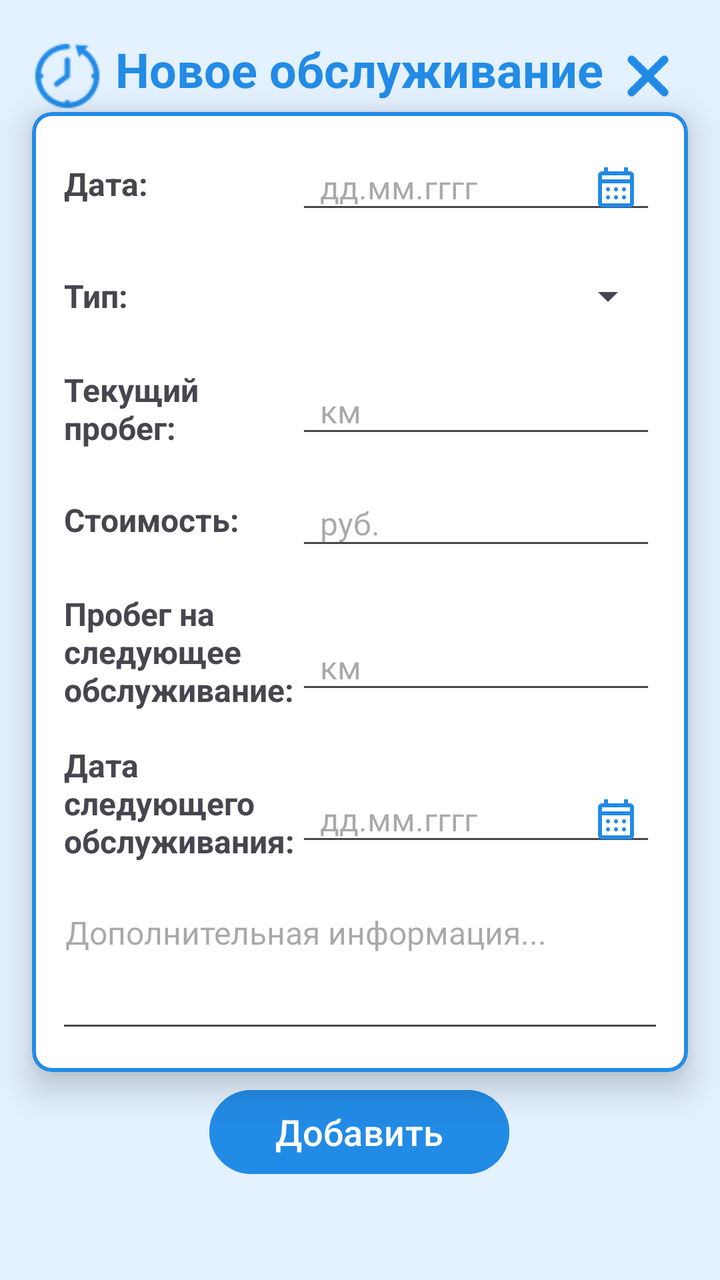
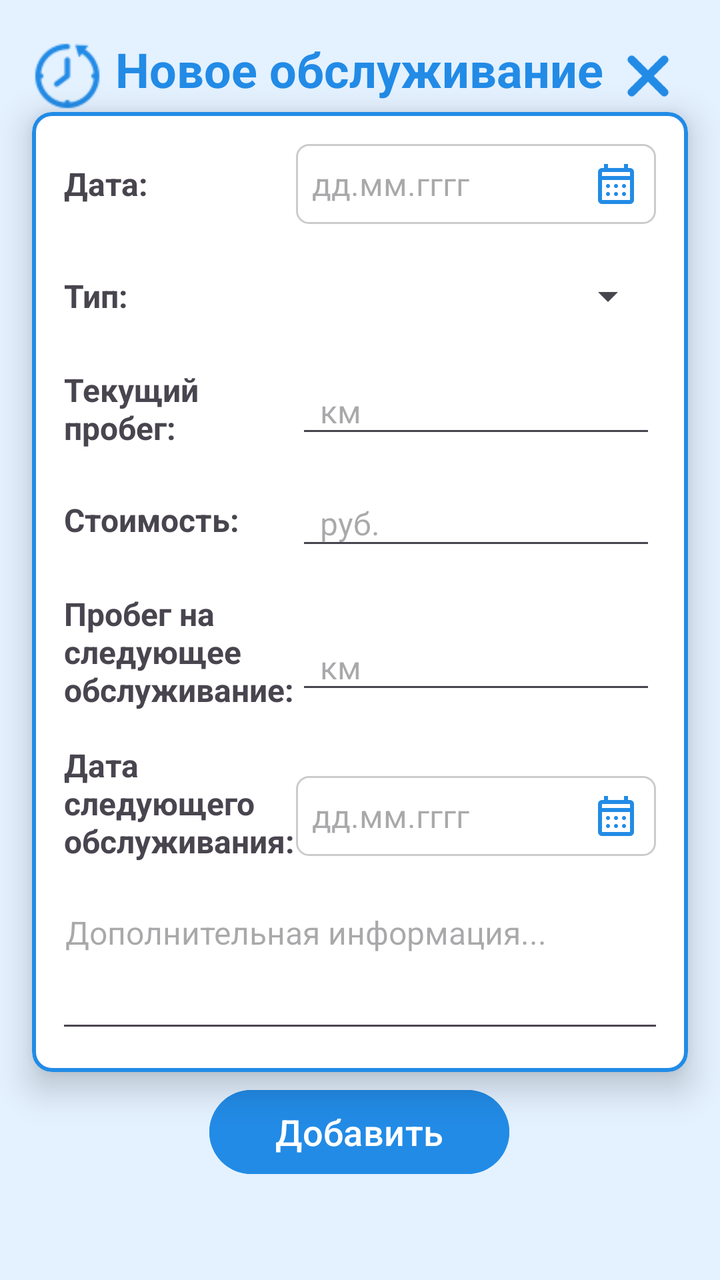

The first picture is an Android layout as it rendered before a commit; the second is the same layout after the commit. The layout source and the unified diff follow.
<!-- AndroidManifest.xml: application theme Theme.MyCar -->
<!-- res/layout/activity_main_maintenance.xml -->
<?xml version="1.0" encoding="utf-8"?>
<androidx.constraintlayout.widget.ConstraintLayout xmlns:android="http://schemas.android.com/apk/res/android"
    xmlns:app="http://schemas.android.com/apk/res-auto"
    xmlns:tools="http://schemas.android.com/tools"
    android:layout_width="match_parent"
    android:layout_height="match_parent"
    android:background="#E4F1FF"
    tools:context=".MainActivityMaintenance">

    

    <ImageView
        android:id="@+id/imageView12"
        android:layout_width="40dp"
        android:layout_height="40dp"
        app:layout_constraintBottom_toBottomOf="parent"
        app:layout_constraintEnd_toEndOf="parent"
        app:layout_constraintHorizontal_bias="0.043"
        app:layout_constraintStart_toStartOf="parent"
        app:layout_constraintTop_toTopOf="parent"
        app:layout_constraintVertical_bias="0.03"
        app:srcCompat="@drawable/history" />

    <TextView
        android:id="@+id/textView2"
        android:layout_width="wrap_content"
        android:layout_height="wrap_content"
        android:text="Новое обслуживание"
        android:textColor="#228BE6"
        android:textSize="24sp"
        android:textStyle="bold"
        app:layout_constraintBottom_toBottomOf="parent"
        app:layout_constraintEnd_toEndOf="parent"
        app:layout_constraintHorizontal_bias="0.497"
        app:layout_constraintStart_toStartOf="parent"
        app:layout_constraintTop_toTopOf="parent"
        app:layout_constraintVertical_bias="0.03" />

    <androidx.cardview.widget.CardView
        android:id="@+id/cardView"
        android:layout_width="0dp"
        android:layout_height="wrap_content"
        app:cardBackgroundColor="#228BE6"
        app:layout_constraintBottom_toBottomOf="parent"
        app:layout_constraintEnd_toEndOf="parent"
        app:layout_constraintStart_toStartOf="parent"/>

    <com.google.android.material.card.MaterialCardView
        android:id="@+id/maintenanceCardView"
        android:layout_width="0dp"
        android:layout_height="480dp"
        android:layout_marginStart="16dp"
        android:layout_marginTop="32dp"
        android:layout_marginEnd="16dp"
        android:layout_marginBottom="32dp"
        app:cardBackgroundColor="@android:color/white"
        app:cardCornerRadius="10dp"
        app:cardElevation="10dp"
        app:layout_constraintBottom_toTopOf="@+id/addMaintenanceButton"
        app:layout_constraintEnd_toEndOf="parent"
        app:layout_constraintStart_toStartOf="parent"
        app:layout_constraintTop_toBottomOf="@+id/textView2"
        app:strokeColor="#228BE6"
        app:strokeWidth="2dp">

        <androidx.constraintlayout.widget.ConstraintLayout
            android:layout_width="match_parent"
            android:layout_height="match_parent"
            android:padding="16dp">

            
            <TextView
                android:id="@+id/textViewDateLabel"
                android:layout_width="100dp"
                android:layout_height="40dp"
                android:gravity="center_vertical"
                android:text="Дата:"
                android:textSize="16sp"
                android:textStyle="bold"
                app:layout_constraintStart_toStartOf="parent"
                app:layout_constraintTop_toTopOf="parent" />

            <EditText
                android:id="@+id/dateEditText"
                android:layout_width="180dp"
                android:layout_height="40dp"
                android:clickable="true"
                android:drawableEnd="@drawable/calendar"
                android:drawablePadding="4dp"
                android:focusable="false"
                android:hint="дд.мм.гггг"
                android:paddingStart="12dp"
                android:paddingEnd="8dp"
                android:textSize="16sp"
                app:layout_constraintEnd_toEndOf="parent"
                app:layout_constraintTop_toTopOf="parent" />

            
            <TextView
                android:id="@+id/textViewServiceTypeLabel"
                android:layout_width="40dp"
                android:layout_height="40dp"
                android:layout_marginTop="16dp"
                android:gravity="center_vertical"
                android:text="Тип:"
                android:textSize="16sp"
                android:textStyle="bold"
                app:layout_constraintStart_toStartOf="parent"
                app:layout_constraintTop_toBottomOf="@+id/textViewDateLabel" />

            <Spinner
                android:id="@+id/serviceTypeSpinner"
                android:layout_width="250dp"
                android:layout_height="40dp"
                android:layout_marginTop="16dp"
                android:paddingStart="12dp"
                app:layout_constraintEnd_toEndOf="parent"
                app:layout_constraintTop_toBottomOf="@+id/dateEditText" />

            
            <TextView
                android:id="@+id/textViewMileageLabel"
                android:layout_width="100dp"
                android:layout_height="40dp"
                android:layout_marginTop="16dp"
                android:gravity="center_vertical"
                android:text="Текущий пробег:"
                android:textSize="16sp"
                android:textStyle="bold"
                app:layout_constraintStart_toStartOf="parent"
                app:layout_constraintTop_toBottomOf="@+id/textViewServiceTypeLabel" />

            <EditText
                android:id="@+id/mileageEditText"
                android:layout_width="180dp"
                android:layout_height="40dp"
                android:layout_marginTop="16dp"
                android:hint="км"
                android:inputType="numberDecimal"
                android:paddingStart="12dp"
                android:textSize="16sp"
                app:layout_constraintEnd_toEndOf="parent"
                app:layout_constraintTop_toBottomOf="@+id/serviceTypeSpinner" />

            
            <TextView
                android:id="@+id/textViewAmountLabel"
                android:layout_width="100dp"
                android:layout_height="40dp"
                android:layout_marginTop="16dp"
                android:gravity="center_vertical"
                android:text="Стоимость:"
                android:textSize="16sp"
                android:textStyle="bold"
                app:layout_constraintStart_toStartOf="parent"
                app:layout_constraintTop_toBottomOf="@+id/textViewMileageLabel" />

            <EditText
                android:id="@+id/amountEditText"
                android:layout_width="180dp"
                android:layout_height="40dp"
                android:layout_marginTop="16dp"
                android:hint="руб."
                android:inputType="numberDecimal"
                android:paddingStart="12dp"
                android:textSize="16sp"
                app:layout_constraintEnd_toEndOf="parent"
                app:layout_constraintTop_toBottomOf="@+id/mileageEditText" />

            
            <TextView
                android:id="@+id/textViewNextServiceLabel"
                android:layout_width="119dp"
                android:layout_height="wrap_content"
                android:layout_marginTop="16dp"
                android:gravity="center_vertical"
                android:text="Пробег на следующее обслуживание:"
                android:textSize="16sp"
                android:textStyle="bold"
                app:layout_constraintStart_toStartOf="parent"
                app:layout_constraintTop_toBottomOf="@+id/textViewAmountLabel" />

            <TextView
                android:id="@+id/textViewNextServiceLabel4"
                android:layout_width="122dp"
                android:layout_height="wrap_content"
                android:layout_marginTop="16dp"
                android:gravity="center_vertical"
                android:text="Дата следующего обслуживания:"
                android:textSize="16sp"
                android:textStyle="bold"
                app:layout_constraintStart_toStartOf="parent"
                app:layout_constraintTop_toBottomOf="@+id/textViewNextServiceLabel" />

            

            <EditText
                android:id="@+id/nextServiceMileageEditText"
                android:layout_width="180dp"
                android:layout_height="40dp"
                android:layout_marginTop="32dp"
                android:hint="км"
                android:inputType="number"
                android:maxLength="10"
                android:paddingStart="12dp"
                android:textSize="16sp"
                app:layout_constraintEnd_toEndOf="parent"
                app:layout_constraintTop_toBottomOf="@+id/amountEditText" />

            <EditText
                android:id="@+id/nextServiceDateEditText"
                android:layout_width="180dp"
                android:layout_height="40dp"
                android:layout_marginTop="36dp"
                android:clickable="true"
                android:drawableEnd="@drawable/calendar"
                android:drawablePadding="4dp"
                android:focusable="false"
                android:hint="дд.мм.гггг"
                android:paddingStart="12dp"
                android:paddingEnd="8dp"
                android:textSize="16sp"
                app:layout_constraintEnd_toEndOf="parent"
                app:layout_constraintTop_toBottomOf="@+id/nextServiceMileageEditText" />

            <EditText
                android:id="@+id/descriptionEditText"
                android:layout_width="320dp"
                android:layout_height="74dp"
                android:layout_marginTop="16dp"
                android:gravity="top"
                android:hint="Дополнительная информация..."
                android:inputType="textMultiLine"
                android:paddingStart="12dp"
                android:paddingTop="8dp"
                android:textSize="16sp"
                app:layout_constraintEnd_toEndOf="parent"
                app:layout_constraintHorizontal_bias="0.49"
                app:layout_constraintStart_toStartOf="parent"
                app:layout_constraintTop_toBottomOf="@+id/textViewNextServiceLabel4" />

        </androidx.constraintlayout.widget.ConstraintLayout>
    </com.google.android.material.card.MaterialCardView>

    <Button
        android:id="@+id/addMaintenanceButton"
        android:layout_width="150dp"
        android:layout_height="50dp"
        android:backgroundTint="#228BE6"
        android:text="Добавить"
        android:textSize="18sp"
        app:layout_constraintBottom_toBottomOf="parent"
        app:layout_constraintEnd_toEndOf="parent"
        app:layout_constraintHorizontal_bias="0.498"
        app:layout_constraintStart_toStartOf="parent"
        app:layout_constraintTop_toTopOf="parent"
        app:layout_constraintVertical_bias="0.917" />

    <ImageView
        android:id="@+id/imageViewCancel"
        android:layout_width="40dp"
        android:layout_height="40dp"
        android:layout_marginEnd="16dp"
        android:contentDescription="Отмена"
        android:tint="#228BE6"
        app:layout_constraintBottom_toBottomOf="parent"
        app:layout_constraintEnd_toEndOf="parent"
        app:layout_constraintHorizontal_bias="1.0"
        app:layout_constraintStart_toEndOf="@+id/textView2"
        app:layout_constraintTop_toTopOf="parent"
        app:layout_constraintVertical_bias="0.03"
        app:srcCompat="@drawable/cancel" />

    
    <FrameLayout
        android:id="@+id/progressOverlay"
        android:layout_width="match_parent"
        android:layout_height="match_parent"
        android:background="#40E4F1FF"
        android:visibility="gone"
        android:elevation="10dp">
        <ProgressBar
            android:layout_width="64dp"
            android:layout_height="64dp"
            android:layout_gravity="center"
            android:indeterminateTint="#228BE6" />
    </FrameLayout>

</androidx.constraintlayout.widget.ConstraintLayout>
<!-- resources referenced by this layout -->
<resources>
  <!-- drawable calendar (drawable) -->
  <vector xmlns:android="http://schemas.android.com/apk/res/android"
      android:width="24dp"
      android:height="24dp"
      android:viewportWidth="960"
      android:viewportHeight="960">
    <path
        android:pathData="M200,880q-33,0 -56.5,-23.5T120,800v-560q0,-33 23.5,-56.5T200,160h40v-80h80v80h320v-80h80v80h40q33,0 56.5,23.5T840,240v560q0,33 -23.5,56.5T760,880L200,880ZM200,800h560v-400L200,400v400ZM200,320h560v-80L200,240v80ZM200,320v-80,80ZM480,560q-17,0 -28.5,-11.5T440,520q0,-17 11.5,-28.5T480,480q17,0 28.5,11.5T520,520q0,17 -11.5,28.5T480,560ZM291.5,548.5Q280,537 280,520t11.5,-28.5Q303,480 320,480t28.5,11.5Q360,503 360,520t-11.5,28.5Q337,560 320,560t-28.5,-11.5ZM640,560q-17,0 -28.5,-11.5T600,520q0,-17 11.5,-28.5T640,480q17,0 28.5,11.5T680,520q0,17 -11.5,28.5T640,560ZM480,720q-17,0 -28.5,-11.5T440,680q0,-17 11.5,-28.5T480,640q17,0 28.5,11.5T520,680q0,17 -11.5,28.5T480,720ZM291.5,708.5Q280,697 280,680t11.5,-28.5Q303,640 320,640t28.5,11.5Q360,663 360,680t-11.5,28.5Q337,720 320,720t-28.5,-11.5ZM640,720q-17,0 -28.5,-11.5T600,680q0,-17 11.5,-28.5T640,640q17,0 28.5,11.5T680,680q0,17 -11.5,28.5T640,720Z"
        android:fillColor="#228BE6"/>
  </vector>
  <!-- drawable cancel: png bitmap (drawable, 43065 bytes) -->
  <!-- drawable history: png bitmap (drawable, 1255 bytes) -->
  <style name="Theme.MyCar" parent="Base.Theme.MyCar" />
  <style name="Base.Theme.MyCar" parent="Theme.Material3.DayNight.NoActionBar">
          <item name="colorPrimary">@color/my_home_bar_color</item>
          <item name="colorSecondary">@color/my_home_bar_color</item>
          <item name="android:statusBarColor">@color/my_status_bar_color</item>
          <item name="android:navigationBarColor">@color/my_status_bar_color</item>
          <item name="android:windowAnimationStyle">@style/ActivityAnimation</item>
      </style>
  <color name="my_home_bar_color">#228BE6</color>
  <color name="my_status_bar_color">#E4F1FF</color>
  <style name="ActivityAnimation" parent="@android:style/Animation.Activity">
          <item name="android:activityOpenEnterAnimation">@anim/slide_in_right</item>
          <item name="android:activityOpenExitAnimation">@anim/slide_out_left</item>
          <item name="android:activityCloseEnterAnimation">@anim/slide_in_left</item>
          <item name="android:activityCloseExitAnimation">@anim/slide_out_right</item>
      </style>
</resources>

<!-- the commit's change to res/layout/activity_main_maintenance.xml (unified diff, before → after) -->
@@ -69,6 +69,26 @@
             android:padding="16dp">
 
             
+
+            <TextView
+                android:id="@+id/nextServiceDateEditText"
+                android:layout_width="180dp"
+                android:layout_height="40dp"
+                android:layout_marginTop="36dp"
+
+                android:layout_weight="1"
+                android:background="@drawable/bg_edit_text"
+                android:clickable="true"
+                android:drawableEnd="@drawable/calendar"
+                android:focusable="true"
+                android:gravity="center_vertical"
+                android:hint="дд.мм.гггг"
+                android:paddingStart="8dp"
+                android:paddingEnd="8dp"
+                android:textSize="16sp"
+                app:layout_constraintEnd_toEndOf="parent"
+                app:layout_constraintTop_toBottomOf="@+id/nextServiceMileageEditText" />
+
             <TextView
                 android:id="@+id/textViewDateLabel"
                 android:layout_width="100dp"
@@ -78,21 +98,6 @@
                 android:textSize="16sp"
                 android:textStyle="bold"
                 app:layout_constraintStart_toStartOf="parent"
-                app:layout_constraintTop_toTopOf="parent" />
-
-            <EditText
-                android:id="@+id/dateEditText"
-                android:layout_width="180dp"
-                android:layout_height="40dp"
-                android:clickable="true"
-                android:drawableEnd="@drawable/calendar"
-                android:drawablePadding="4dp"
-                android:focusable="false"
-                android:hint="дд.мм.гггг"
-                android:paddingStart="12dp"
-                android:paddingEnd="8dp"
-                android:textSize="16sp"
-                app:layout_constraintEnd_toEndOf="parent"
                 app:layout_constraintTop_toTopOf="parent" />
 
             
@@ -208,22 +213,6 @@
                 app:layout_constraintTop_toBottomOf="@+id/amountEditText" />
 
             <EditText
-                android:id="@+id/nextServiceDateEditText"
-                android:layout_width="180dp"
-                android:layout_height="40dp"
-                android:layout_marginTop="36dp"
-                android:clickable="true"
-                android:drawableEnd="@drawable/calendar"
-                android:drawablePadding="4dp"
-                android:focusable="false"
-                android:hint="дд.мм.гггг"
-                android:paddingStart="12dp"
-                android:paddingEnd="8dp"
-                android:textSize="16sp"
-                app:layout_constraintEnd_toEndOf="parent"
-                app:layout_constraintTop_toBottomOf="@+id/nextServiceMileageEditText" />
-
-            <EditText
                 android:id="@+id/descriptionEditText"
                 android:layout_width="320dp"
                 android:layout_height="74dp"
@@ -238,6 +227,24 @@
                 app:layout_constraintHorizontal_bias="0.49"
                 app:layout_constraintStart_toStartOf="parent"
                 app:layout_constraintTop_toBottomOf="@+id/textViewNextServiceLabel4" />
+
+            <TextView
+                android:id="@+id/dateEditText"
+                android:layout_width="180dp"
+                android:layout_height="40dp"
+                android:layout_weight="1"
+                android:background="@drawable/bg_edit_text"
+                android:clickable="true"
+
+                android:drawableEnd="@drawable/calendar"
+                android:focusable="true"
+                android:gravity="center_vertical"
+                android:hint="дд.мм.гггг"
+                android:paddingStart="8dp"
+                android:paddingEnd="8dp"
+                android:textSize="16sp"
+                app:layout_constraintEnd_toEndOf="parent"
+                app:layout_constraintTop_toTopOf="parent" />
 
         </androidx.constraintlayout.widget.ConstraintLayout>
     </com.google.android.material.card.MaterialCardView>
<!-- resource entries referenced after the edit -->
@@ -1,5 +1,13 @@
 <!-- resources referenced by this layout -->
 <resources>
+  <!-- drawable bg_edit_text (drawable) -->
+  <?xml version="1.0" encoding="utf-8"?>
+  <shape xmlns:android="http://schemas.android.com/apk/res/android"
+      android:shape="rectangle">
+      <solid android:color="#FFFFFF" />
+      <stroke android:width="1dp" android:color="#CCCCCC" />
+      <corners android:radius="6dp" />
+  </shape>
   <!-- drawable calendar (drawable) -->
   <vector xmlns:android="http://schemas.android.com/apk/res/android"
       android:width="24dp"
